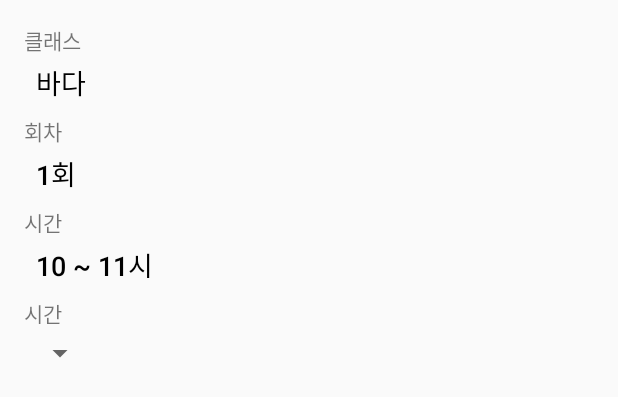
After one commit to karrel84/Daslim, an Android app: the layout activity_reservation.xml on its own in the app's theme, with its tools: preview values and no code run, on a phone screen of 412 x 824 dp. The commit adds this screen. Shown: the top 397 px of the screen. Run offline under Robolectric (Android 15) with nearby library versions, the phone set to English and light mode, and no system bars.

Commit message:
시간등록 화면 개발

```diff
--- a/app/build.gradle
+++ b/app/build.gradle
@@ -43,15 +43,15 @@ dependencies {
     androidTestCompile('com.android.support.test.espresso:espresso-core:2.2.2', {
         exclude group: 'com.android.support', module: 'support-annotations'
     })
+
     compile 'com.android.support:appcompat-v7:26.+'
     compile 'com.android.support:design:26.+'
     compile 'com.android.support.constraint:constraint-layout:1.0.2'
     compile 'com.github.karrel84:RellLog:1.0.5'
     compile 'com.google.firebase:firebase-database:11.0.1'
     compile 'io.reactivex:rxandroid:1.1.0'
+    compile 'gun0912.ted:tedpermission:2.0.3'
     testCompile 'junit:junit:4.12'
-    compile 'gun0912.ted:tedpermission:2.0.3'
-
 }
 
 apply plugin: 'com.google.gms.google-services'
--- /dev/null
+++ b/app/src/main/res/layout/activity_reservation.xml
@@ -0,0 +1,98 @@
+<?xml version="1.0" encoding="utf-8"?>
+<layout xmlns:android="http://schemas.android.com/apk/res/android"
+    xmlns:app="http://schemas.android.com/apk/res-auto"
+    xmlns:tools="http://schemas.android.com/tools">
+
+    <android.support.constraint.ConstraintLayout
+        android:layout_width="match_parent"
+        android:layout_height="match_parent"
+        android:padding="16dp"
+        tools:context="kr.or.fowi.daslim.daslim.view.ReservationActivity">
+
+        <TextView
+            android:id="@+id/nameClass"
+            style="@android:style/TextAppearance.DeviceDefault.Small"
+            android:layout_width="wrap_content"
+            android:layout_height="wrap_content"
+            android:text="클래스"
+            app:layout_constraintLeft_toLeftOf="parent"
+            app:layout_constraintTop_toTopOf="parent" />
+
+        <TextView
+            android:id="@+id/txtClass"
+            style="@android:style/TextAppearance.DeviceDefault.Medium"
+            android:layout_width="wrap_content"
+            android:layout_height="wrap_content"
+            android:layout_marginTop="4dp"
+            android:paddingLeft="8dp"
+            android:textColor="#000000"
+            app:layout_constraintLeft_toLeftOf="@+id/nameClass"
+            app:layout_constraintTop_toBottomOf="@+id/nameClass"
+            tools:text="바다" />
+
+        <TextView
+            android:id="@+id/nameCount"
+            style="@android:style/TextAppearance.DeviceDefault.Small"
+            android:layout_width="wrap_content"
+            android:layout_height="wrap_content"
+            android:layout_marginTop="8dp"
+            android:text="회차"
+            app:layout_constraintLeft_toLeftOf="@+id/nameClass"
+            app:layout_constraintTop_toBottomOf="@+id/txtClass" />
+
+        <TextView
+            android:id="@+id/txtCount"
+            style="@android:style/TextAppearance.DeviceDefault.Medium"
+            android:layout_width="wrap_content"
+            android:layout_height="wrap_content"
+            android:layout_marginTop="4dp"
+            android:paddingLeft="8dp"
+            android:textColor="#000000"
+            app:layout_constraintLeft_toLeftOf="@+id/nameClass"
+            app:layout_constraintTop_toBottomOf="@+id/nameCount"
+            tools:text="1회" />
+
+
+        <TextView
+            android:id="@+id/nameTime"
+            style="@android:style/TextAppearance.DeviceDefault.Small"
+            android:layout_width="wrap_content"
+            android:layout_height="wrap_content"
+            android:layout_marginTop="8dp"
+            android:text="시간"
+            app:layout_constraintLeft_toLeftOf="@+id/nameClass"
+            app:layout_constraintTop_toBottomOf="@+id/txtCount" />
+
+        <TextView
+            android:id="@+id/txtTime"
+            style="@android:style/TextAppearance.DeviceDefault.Medium"
+            android:layout_width="wrap_content"
+            android:layout_height="wrap_content"
+            android:layout_marginTop="4dp"
+            android:paddingLeft="8dp"
+            android:textColor="#000000"
+            app:layout_constraintLeft_toLeftOf="@+id/nameClass"
+            app:layout_constraintTop_toBottomOf="@+id/nameTime"
+            tools:text="10 ~ 11시" />
+
+        <TextView
+            android:id="@+id/nameNumPeople"
+            style="@android:style/TextAppearance.DeviceDefault.Small"
+            android:layout_width="wrap_content"
+            android:layout_height="wrap_content"
+            android:layout_marginTop="8dp"
+            android:text="시간"
+            app:layout_constraintLeft_toLeftOf="@+id/nameClass"
+            app:layout_constraintTop_toBottomOf="@+id/txtTime" />
+
+        <Spinner
+            android:id="@+id/txtNumPeople"
+            android:layout_width="wrap_content"
+            android:layout_height="wrap_content"
+            android:layout_marginTop="4dp"
+            android:textColor="#000000"
+            app:layout_constraintLeft_toLeftOf="@+id/nameClass"
+            app:layout_constraintTop_toBottomOf="@+id/nameNumPeople" />
+
+    </android.support.constraint.ConstraintLayout>
+</layout>
--- a/app/src/main/res/values/styles.xml
+++ b/app/src/main/res/values/styles.xml
@@ -7,6 +7,8 @@
         <item name="colorPrimaryDark">@color/colorPrimaryDark</item>
         <item name="colorAccent">@color/colorAccent</item>
     </style>
+
+    <style name="Dialog" parent="Theme.AppCompat.Light.Dialog"/>
 
     <style name="AppTheme.NoActionBar">
         <item name="windowActionBar">false</item>
```
Also changed, not shown: app/src/main/AndroidManifest.xml (+6 -4 lines), app/src/main/java/kr/or/fowi/daslim/daslim/base/BFDialog.java (added, +119 -0 lines), app/src/main/java/kr/or/fowi/daslim/daslim/model/ReservationInfo.java (added, +11 -0 lines), app/src/main/java/kr/or/fowi/daslim/daslim/view/ReservationActivity.java (added, +15 -0 lines), app/src/main/java/kr/or/fowi/daslim/daslim/view/adapter/viewholder/ScheduleListViewHolder.java (+6 -2 lines).
